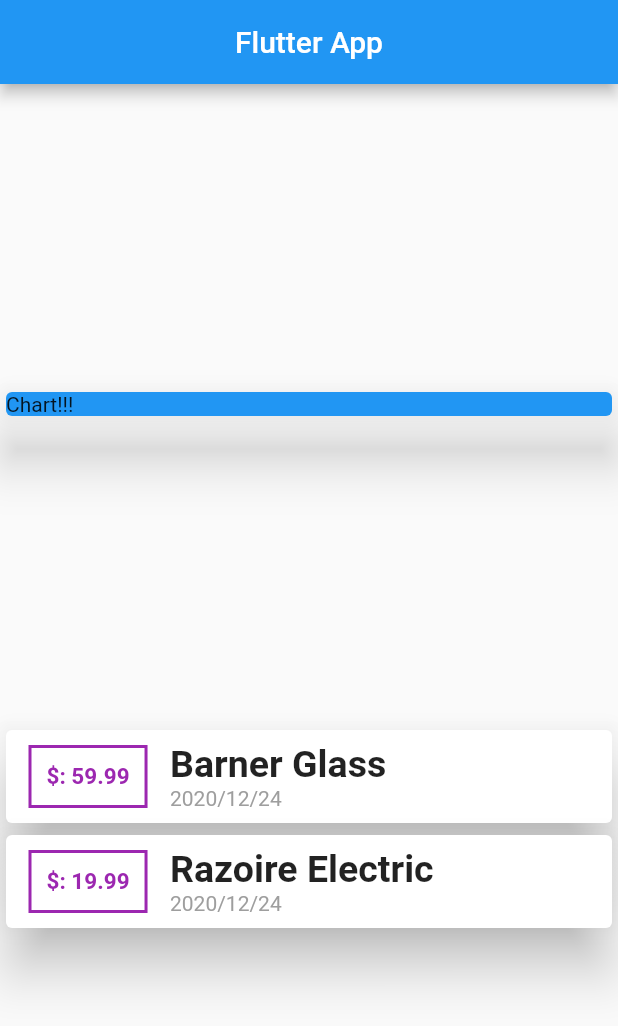
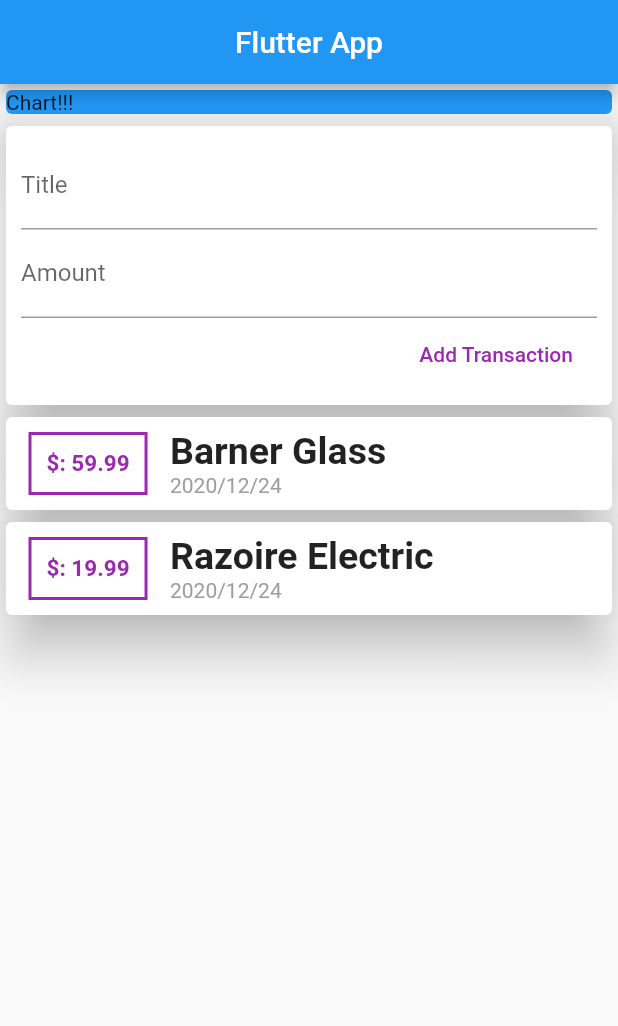
Before and after one commit to AD0791/bud-plan, a Flutter app: the screen it shows after launch, on a phone screen of 412 x 824 dp. Shown: the top 1026 px of the screen. Run offline on Flutter 3.47's test engine with Material 2 defaults, Android fonts, the phone set to English and light mode, and no system bars.

Commit message:
style initial layout and decoration of the Transaction-form

```diff
--- a/lib/main.dart
+++ b/lib/main.dart
@@ -34,7 +34,7 @@ class MyHomePage extends StatelessWidget {
         centerTitle: true,
       ),
       body: Column(
-        mainAxisAlignment: MainAxisAlignment.spaceEvenly,
+        crossAxisAlignment: CrossAxisAlignment.stretch,
           children: <Widget>[ Container(
             width: double.infinity,
             child: Card(
@@ -42,6 +42,32 @@ class MyHomePage extends StatelessWidget {
                child: Text("Chart!!! "),
               elevation: 15,
             ),
+          ),
+          Card(
+            child: Container(
+              padding: EdgeInsets.all(10),
+              child: Column(
+                crossAxisAlignment: CrossAxisAlignment.end,
+                children: <Widget>[
+                  TextField(
+                    decoration: InputDecoration(
+                      labelText: "Title"
+                    ),
+                  ),
+                  TextField(
+                    decoration: InputDecoration(
+                      labelText: "Amount"
+                    ),
+                  ),
+                  FlatButton(
+                    onPressed: (){},
+                    child: Text("Add Transaction"),
+                    textColor: Colors.purple
+                  )
+                ],
+              ),
+            ),
+            elevation: 15,
           ),
           Column(
             children: transactions.map((taction) =>
```
